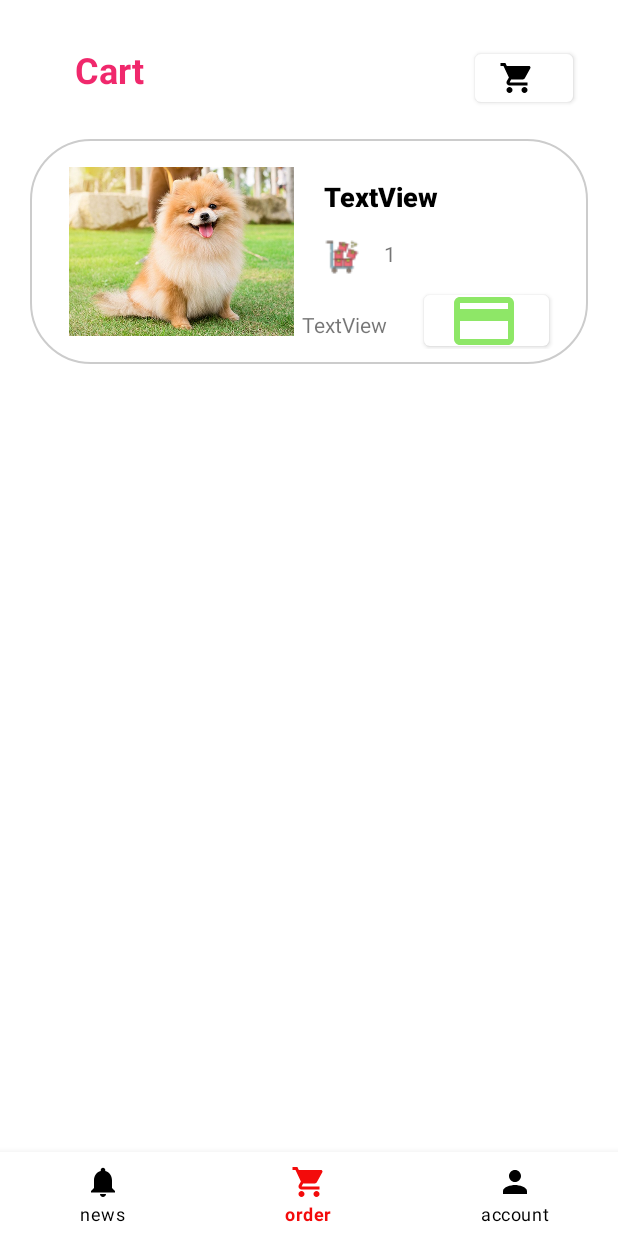
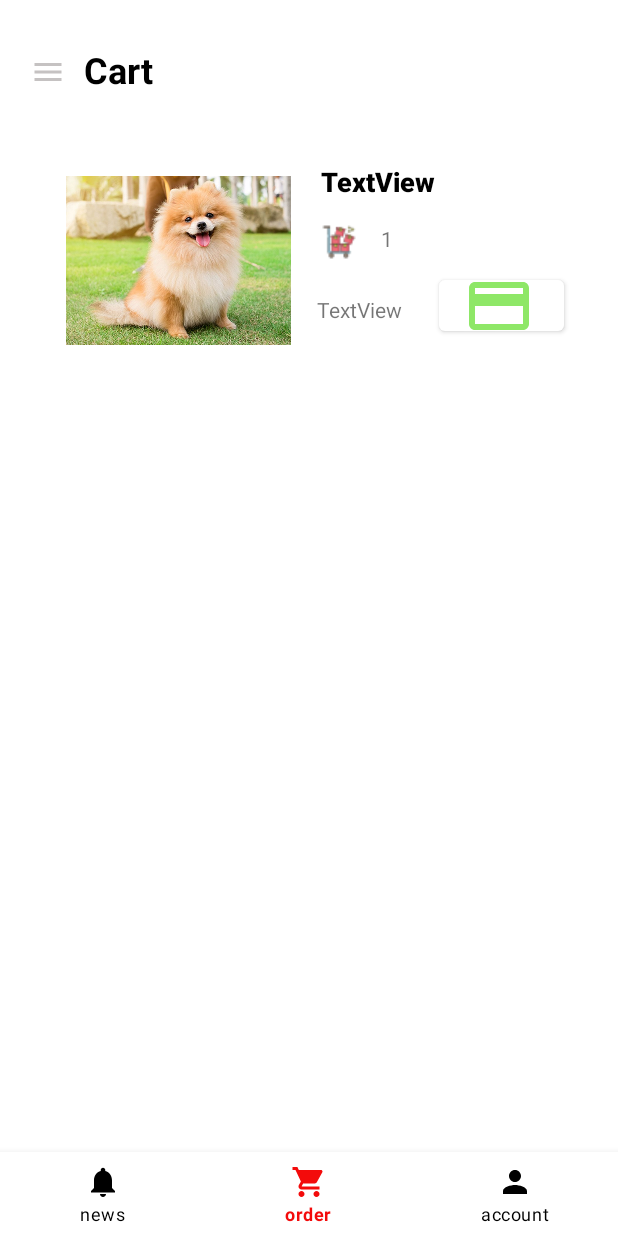
Before and after one commit to anhnguyen21/Android_Project, an Android app: the tabnavi screen opened directly, with no data from a screen before it, item 2 of the bottom bar chosen, on a phone screen of 412 x 824 dp. Run offline under Robolectric (Android 15) with nearby library versions, the phone set to English and light mode, and no system bars; pictures from the network do not load; Roboto replaces fonts that are not available here; 4 statements that could not run were skipped.

Commit message:
Updated 30/01/2021

```diff
--- a/app/src/main/java/com/example/app/SQL/SQL.java
+++ b/app/src/main/java/com/example/app/SQL/SQL.java
@@ -233,6 +233,7 @@ public class SQL extends SQLiteOpenHelper {
 
     @Override
     public void onUpgrade(SQLiteDatabase db, int oldVersion, int newVersion) {
-
+        this.getCart();
+        onCreate(db);
     }
 }
--- a/app/src/main/res/layout/fragment_oder.xml
+++ b/app/src/main/res/layout/fragment_oder.xml
@@ -9,8 +9,12 @@
     tools:context=".frament.NewFragment">
 
     <ScrollView
+        style="null"
         android:layout_width="match_parent"
-        android:layout_height="match_parent">
+        android:layout_height="match_parent"
+        android:scrollbarThumbHorizontal="@color/white"
+        android:scrollbarThumbVertical="@color/white"
+        android:scrollbarTrackVertical="@color/white">
 
         <androidx.constraintlayout.widget.ConstraintLayout
             android:layout_width="match_parent"
@@ -34,29 +38,27 @@
                 android:id="@+id/textView9"
                 android:layout_width="wrap_content"
                 android:layout_height="wrap_content"
-                android:layout_marginStart="50dp"
-                android:layout_marginLeft="50dp"
+                android:layout_marginStart="56dp"
+                android:layout_marginLeft="56dp"
                 android:layout_marginTop="30dp"
                 android:text="Cart "
-                android:textColor="@color/pink"
+                android:textColor="@color/black"
                 android:textSize="24sp"
                 android:textStyle="bold"
                 app:layout_constraintStart_toStartOf="parent"
                 app:layout_constraintTop_toTopOf="parent" />
 
-            <Button
-                android:id="@+id/button"
-                android:layout_width="65dp"
-                android:layout_height="44dp"
-                android:layout_marginTop="30dp"
-                android:layout_marginEnd="30dp"
-                android:layout_marginRight="30dp"
-                android:text="Button"
-                app:backgroundTint="@color/white"
-                app:icon="@drawable/ic_baseline_shopping_cart_24"
-                app:iconTint="@color/black"
-                app:layout_constraintEnd_toEndOf="parent"
+            <ImageView
+                android:id="@+id/imageView7"
+                android:layout_width="wrap_content"
+                android:layout_height="wrap_content"
+                android:layout_marginStart="20dp"
+                android:layout_marginLeft="20dp"
+                android:layout_marginTop="36dp"
+                android:src="@drawable/ic_menu_black_24dp"
+                app:layout_constraintStart_toStartOf="parent"
                 app:layout_constraintTop_toTopOf="parent" />
+
         </androidx.constraintlayout.widget.ConstraintLayout>
     </ScrollView>
 </FrameLayout>
--- a/app/src/main/res/layout/item_cart.xml
+++ b/app/src/main/res/layout/item_cart.xml
@@ -4,15 +4,15 @@
     xmlns:tools="http://schemas.android.com/tools"
     android:layout_width="match_parent"
     android:layout_height="150dp"
-    android:layout_marginBottom="15dp"
-    android:background="@drawable/boderinput">
+    android:layout_marginBottom="15dp">
 
     <ImageView
         android:id="@+id/imgcart"
         android:layout_width="150dp"
         android:layout_height="130dp"
-        android:layout_marginStart="16dp"
-        android:layout_marginLeft="16dp"
+        android:layout_marginStart="24dp"
+        android:layout_marginLeft="24dp"
+        android:layout_marginTop="16dp"
         app:layout_constraintStart_toStartOf="parent"
         app:layout_constraintTop_toTopOf="parent"
         app:srcCompat="@drawable/dog2" />
--- a/app/src/main/res/layout/pet_details.xml
+++ b/app/src/main/res/layout/pet_details.xml
@@ -8,11 +8,11 @@
 
     <ImageView
         android:id="@+id/imgDetais"
-        android:layout_width="wrap_content"
+        android:layout_width="410dp"
         android:layout_height="400dp"
         app:layout_constraintStart_toStartOf="parent"
         app:layout_constraintTop_toTopOf="parent"
-        app:srcCompat="@drawable/dog5" />
+        app:srcCompat="@drawable/g4" />
 
     <ImageView
         android:id="@+id/imageView3"
@@ -30,7 +30,7 @@
     <androidx.constraintlayout.widget.ConstraintLayout
         android:layout_width="match_parent"
         android:layout_height="500dp"
-        android:layout_marginTop="250dp"
+        android:layout_marginTop="270dp"
         android:background="@drawable/bg_details"
         app:layout_constraintTop_toTopOf="@+id/imgDetais"
         tools:layout_editor_absoluteX="0dp">
@@ -68,8 +68,9 @@
             android:layout_marginLeft="74dp"
             android:layout_marginEnd="54dp"
             android:layout_marginRight="54dp"
-            android:layout_marginBottom="56dp"
+            android:layout_marginBottom="100dp"
             android:drawableEnd="@drawable/ic_baseline_shopping_cart_24"
+            android:text="Add to cart"
             android:textSize="30sp"
             app:backgroundTint="#FFA07A"
             app:icon="@drawable/ic_baseline_shopping_cart_24"
```
Also changed, not shown: app/src/main/java/com/example/app/tabnavi.java (+0 -10 lines).
